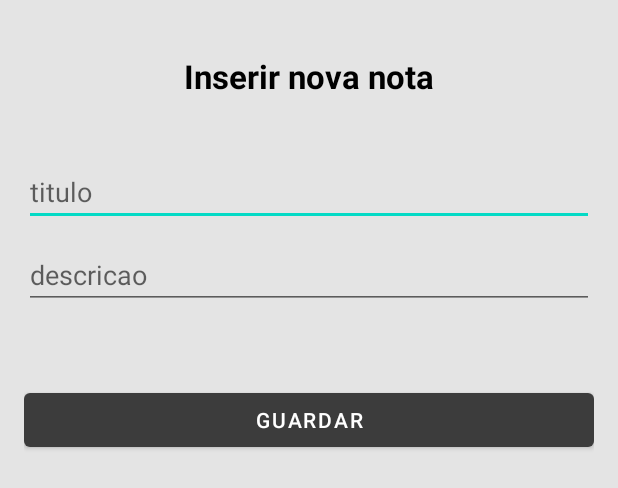
After one commit to tiagopereira7/IntelligentCity, an Android app: the layout activity_add_Note.xml on its own in the app's theme, with its tools: preview values and no code run, on a phone screen of 412 x 824 dp. The commit adds this screen. Shown: the top 488 px of the screen. Run offline under Robolectric (Android 15) with nearby library versions, the phone set to English and light mode, and no system bars.

Commit message:
laypout adicionar nota

```diff
--- /dev/null
+++ b/app/src/main/java/AddNote/AddNote.kt
@@ -0,0 +1,5 @@
+package AddNote
+
+class AddNote {
+
+}
--- /dev/null
+++ b/app/src/main/res/layout/activity_add_Note.xml
@@ -0,0 +1,63 @@
+<?xml version="1.0" encoding="utf-8"?>
+<RelativeLayout xmlns:android="http://schemas.android.com/apk/res/android"
+    xmlns:app="http://schemas.android.com/apk/res-auto"
+    xmlns:tools="http://schemas.android.com/tools"
+    android:id="@+id/layout_guardar_notas"
+    android:layout_width="match_parent"
+    android:layout_height="match_parent"
+    android:background="@color/back"
+    android:orientation="vertical"
+    android:paddingLeft="@dimen/activity_horizontal_margin"
+    android:paddingTop="@dimen/activity_vertical_margin"
+    android:paddingRight="@dimen/activity_horizontal_margin"
+    android:paddingBottom="@dimen/activity_vertical_margin"
+    tools:context=".AddNote">
+
+    <TextView
+        android:id="@+id/textotitulo"
+        android:layout_width="wrap_content"
+        android:layout_height="wrap_content"
+        android:layout_marginTop="20dp"
+        android:layout_centerHorizontal="true"
+        android:textColor="@color/black"
+        android:text="@string/textotitulo"
+        android:textSize="22sp"
+        android:textStyle="bold" />
+
+    <LinearLayout
+        android:id="@+id/linear"
+        android:layout_width="match_parent"
+        android:layout_height="wrap_content"
+        android:layout_below="@id/textotitulo"
+        android:layout_marginTop="40dp"
+        android:orientation="vertical">
+
+        <EditText
+            android:id="@+id/edittitulo"
+            android:layout_width="match_parent"
+            android:layout_height="wrap_content"
+            android:hint="@string/titulo" />
+
+        <EditText
+            android:id="@+id/editdescricao"
+            android:layout_width="match_parent"
+            android:layout_height="wrap_content"
+            android:layout_marginTop="10dp"
+            android:hint="@string/descricao" />
+
+
+        <Button
+            android:layout_width="match_parent"
+            android:layout_height="wrap_content"
+            android:layout_marginTop="50dp"
+            android:onClick="guardar"
+            android:text="@string/guardar" />
+
+    </LinearLayout>
+
+    <LinearLayout
+        android:layout_width="match_parent"
+        android:layout_height="wrap_content"
+        android:layout_alignParentBottom="true"
+        android:orientation="horizontal" />
+</RelativeLayout>
--- a/app/src/main/res/values/strings.xml
+++ b/app/src/main/res/values/strings.xml
@@ -12,4 +12,8 @@
     <string name="morada">Morada</string>
     <string name="registar">Registar</string>
     <string name="add_note">adicionar nota</string>
+    <string name="textotitulo">Inserir nova nota</string>
+    <string name="titulo">titulo</string>
+    <string name="descricao">descricao</string>
+    <string name="guardar">Guardar</string>
 </resources>
```
Also changed, not shown: app/src/main/java/com/example/intelligentcity/AddNote.kt (added, +16 -0 lines), app/src/main/java/com/example/intelligentcity/SecondActivity.kt (+40 -1 lines), app/src/main/java/com/example/intelligentcity/db/NoteDB.kt (+11 -2 lines), 1 other file.
